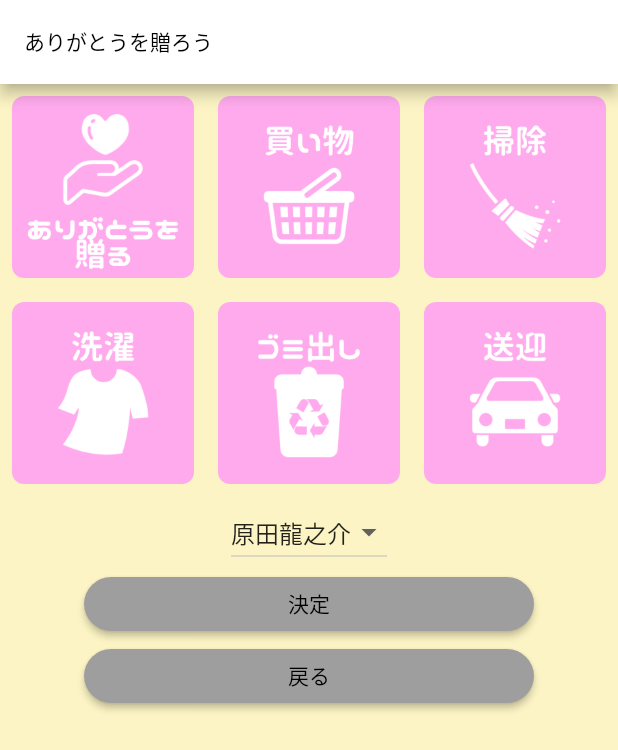
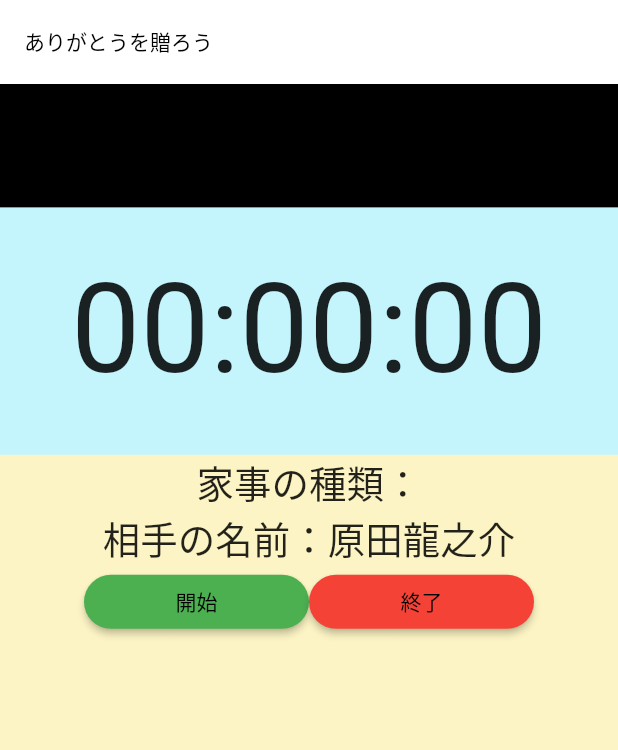
Before and after one commit to Dra-ryu/present_thanks_app, a Flutter app: the screen it shows after launch, after a tap on "決定", on a phone screen of 412 x 824 dp. Shown: the top 750 px of the screen. Run offline on Flutter 3.47's test engine with Material 2 defaults, Android fonts, the phone set to English and light mode, and no system bars; our stand-ins replace shared_preferences.

Commit message:
ストップウォッチ機能実装

```diff
--- a/lib/main.dart
+++ b/lib/main.dart
@@ -1,9 +1,17 @@
 import 'package:flutter/material.dart';
+import 'package:present_thanks/stopwatch.dart';
+import 'package:shared_preferences/shared_preferences.dart';
 
 
 void main() {
-  return runApp(
-    MaterialApp(
+  runApp(MyApp());
+}
+
+class MyApp extends StatelessWidget {
+
+  @override
+  Widget build(BuildContext context) {
+    return MaterialApp(
         home: Scaffold(
           backgroundColor: Color(0xFFfcf4c4),
           appBar: AppBar(
@@ -15,8 +23,8 @@
           ),
           body: DicePage(),
         ),
-    ),
       );
+  }
 }
 
 class DicePage extends StatefulWidget {
@@ -29,12 +37,28 @@
 
   bool _pressing = false;
   String? isSelectedItem = '原田龍之介';
+  String selectedHousework = '';
+  int currentPoint = 0;  // Todo firebaseからポイントを取得する処理
 
   List<String> dropdownItems = ["原田龍之介", "原田", "龍之介"];
 
-  void change_button_state() {
+  // 入力した情報を一時的に保存する
+  Future<void> _setData() async {
+    print("aaccac");
+    final prefs = await SharedPreferences.getInstance();
+    setState(() {
+      prefs.setString('housework', selectedHousework);
+      prefs.setString('partnerName', isSelectedItem!);
+    });
+    String? ho = prefs.getString('housework');
+    print('$hoアイウエオ');
+  }
+
+  void change_button_state(houseworkName) {
     return setState((){
-      button_opacity = 0.5;
+      selectedHousework = houseworkName;
+      button_opacity = 0.9;
+      print("bbb");
     });
   }
 
@@ -42,7 +66,7 @@
     return Expanded(
       child: TextButton(
         onPressed: (){
-          change_button_state();
+          change_button_state(houseworkName);
         },
         child: ClipRRect(
           borderRadius: BorderRadius.circular(8.0),
@@ -58,20 +82,45 @@
 
   @override
   Widget build(BuildContext context) {
+    final Size size = MediaQuery.of(context).size;
+
     return Column(
       children: [
+        Container(
+          height: size.height*0.2,
+          width: double.infinity,
+          color: Color(0xFFc4f4fc),
+          child: Column(
+            children: [
+              Text('あなたのポイントは'),
+              Row(
+                mainAxisAlignment: MainAxisAlignment.center,
+                children: [
+                  Text('$currentPoint',
+                    style: TextStyle(
+                      fontSize: size.height*0.13,
+                      fontWeight: FontWeight.bold,
+                    ),
+                  ),
+                  Text('pt'),
+                ],
+              ),
+            ],
+          ),
+        ),
+
         Row(
           children: [
-            display_buttons("thanks"),
-            display_buttons("shopping"),
-            display_buttons("cleaning"),
+            display_buttons("料理"),
+            display_buttons("買い物"),
+            display_buttons("掃除"),
           ],
         ),
         Row(
           children: [
-            display_buttons("washing"),
-            display_buttons("puttingOutTrash"),
-            display_buttons("driving"),
+            display_buttons("洗濯"),
+            display_buttons("ゴミ出し"),
+            display_buttons("送迎"),
           ],
         ),
         DropdownButton(
@@ -108,10 +157,11 @@
               shape: const StadiumBorder(),
             ),
             onPressed: ()  {
-            //   Navigator.push(
-            //       context,
-            //       MaterialPageRoute(builder: (context) => StopWatchModel())
-            //   );
+              _setData();
+              Navigator.push(
+                  context,
+                  MaterialPageRoute(builder: (context) => StopWatchApp())
+              );
             },
           ),
         ),
@@ -126,6 +176,10 @@
               shape: const StadiumBorder(),
             ),
             onPressed: ()  {
+              print("aa");
+              print(selectedHousework);
+              print(isSelectedItem);
+              _setData();
             },
           ),
         ),
--- /dev/null
+++ b/lib/stopwatch.dart
@@ -0,0 +1,250 @@
+import 'dart:async';
+import "package:intl/intl.dart";
+import 'package:flutter/material.dart';
+import 'package:present_thanks/main.dart';
+import 'package:shared_preferences/shared_preferences.dart';
+
+class StopWatchApp extends StatelessWidget {
+  @override
+  Widget build(BuildContext context) {
+    return MaterialApp(
+      title: 'Timer App',
+      theme: ThemeData(
+          primarySwatch: Colors.blueGrey
+      ),
+
+      home: Scaffold(
+        backgroundColor: Color(0xFFfcf4c4),
+        appBar: AppBar(
+          title: Text('ありがとうを贈ろう'),
+          titleTextStyle: TextStyle(
+            color: Colors.black,
+          ),
+          backgroundColor: Colors.white,
+        ),
+        body: StopwatchPage(),
+      ),
+    );
+  }
+}
+
+class StopwatchPage extends StatefulWidget {
+  @override
+  _StopwatchPageState createState() => _StopwatchPageState();
+}
+
+class _StopwatchPageState extends State<StopwatchPage> {
+  late Timer _timer;
+  final _formatter = DateFormat('HH:mm:ss');
+
+  var StartTime = 0;
+  var NowTime = 0;
+  var RunState = 0; // 0:stop, 1:run
+
+  String selectedHousework = "aaa";
+  String partnerName = "";
+
+  @override
+  void initState() {
+    print("ppp");
+    super.initState();
+    _timer = Timer.periodic(
+      Duration(milliseconds: 123), // 数値小->高速に時間刻む
+          (_t) => setState(() {}),
+    );
+    init();
+  }
+
+  // shared_preferenceから値を取得する
+  void init() async {
+    print("アイウエオ");
+    final prefs = await SharedPreferences.getInstance();
+    setState(() {
+      selectedHousework = prefs.getString('housework')!;
+      partnerName = prefs.getString('partnerName')!;
+    });
+    print('$selectedHouseworkです！！');
+  }
+
+  @override
+  void dispose() {
+    _timer.cancel();
+    super.dispose();
+  }
+
+  @override
+  Widget build(BuildContext context) {
+    if (RunState==1){
+      NowTime = DateTime.now().millisecondsSinceEpoch.toInt();
+    }
+
+    void _StartButton(){
+      if (RunState == 0){
+        StartTime = DateTime.now().millisecondsSinceEpoch.toInt();
+        NowTime = DateTime.now().millisecondsSinceEpoch.toInt();
+        RunState = 1;
+      }
+    }
+
+    void _StopButton(){
+      if (RunState == 1){
+        RunState = 0;
+      }
+      else{
+        StartTime = 0;
+        NowTime = 0;
+      }
+    }
+
+    final Size size = MediaQuery.of(context).size;
+
+    var PageTitleWidget = Container(
+      height: size.height*0.1,
+      width: double.infinity,
+      color: Colors.black,
+    );
+
+    var DiffTime = DateTime.fromMillisecondsSinceEpoch(NowTime - StartTime).toUtc();
+    var houseworkMinutes = DiffTime.hour * 60 + DiffTime.minute;
+
+    Future<void> showAlertToFinish() {
+      return showDialog(
+          context: context,
+          barrierDismissible: true,
+          builder: (BuildContext context) {
+            return Dialog(
+              shape: RoundedRectangleBorder(
+                borderRadius: BorderRadius.circular(10.0),
+              ),
+              child: Container(
+                width: 311.0,
+                decoration: BoxDecoration(
+                  border: Border.all(color: Colors.blueAccent, width: 3),
+                  borderRadius: BorderRadius.circular(10.0),
+                ),
+                child: Column(
+                  mainAxisSize: MainAxisSize.min,
+                  children: <Widget>[
+                    Padding(
+                      padding: const EdgeInsets.only(top:10),
+                    ),
+                    Text('$selectedHouseworkを'),
+                    Text('$houseworkMinutes分行いました'),
+                    const SizedBox(
+                      height: 24.0,
+                    ),
+                    Row(
+                      mainAxisAlignment: MainAxisAlignment.center,
+                      children: [
+                        ElevatedButton(
+                          style: ElevatedButton.styleFrom(
+                            shadowColor: Colors.grey,
+                            elevation: 5,
+                            primary: Colors.blueAccent,
+                            onPrimary: Colors.white,
+                            shape: const StadiumBorder(),
+                          ),
+                          onPressed: () {
+                            Navigator.push(
+                                context,
+                                MaterialPageRoute(builder: (context) => MyApp())
+                            );
+                          },
+                          child: const Padding(
+                            padding:
+                            EdgeInsets.symmetric(vertical: 16, horizontal: 36),
+                            child: Text('OK'),
+                          ),
+                        ),
+                      ],
+                    ),
+                    const SizedBox(
+                      height: 24.0,
+                    ),
+                  ],
+                ),
+              ),
+            );
+          });
+    }
+
+    var ButtonWidget = Row(
+      mainAxisAlignment: MainAxisAlignment.center,
+      children: <Widget>[
+        SizedBox(
+          width: 150,
+          child: ElevatedButton(
+            child: const Text('開始'),
+            style: ElevatedButton.styleFrom(
+              primary: Colors.green,
+              onPrimary: Colors.black,
+              shape: const StadiumBorder(),
+            ),
+            onPressed: _StartButton,
+          ),
+        ),
+
+        SizedBox(
+          width: 150,
+          child: ElevatedButton(
+            child: const Text('終了'),
+            style: ElevatedButton.styleFrom(
+              primary: Colors.red,
+              onPrimary: Colors.black,
+              shape: const StadiumBorder(),
+            ),
+            onPressed: () {
+              _StopButton();
+              showAlertToFinish();
+              print(_formatter.format(DiffTime));
+              print(DiffTime.minute);
+              print(houseworkMinutes);
+            },
+    ),
+    ),
+
+    ],
+    );
+
+
+
+    var DiffWidget = Container(
+      height: size.height*0.2,
+      width: double.infinity,
+      color: Color(0xFFc4f4fc),
+      child: Center(
+        child: Text(
+          '${_formatter.format(DiffTime)}',
+          style: TextStyle(fontSize: size.height*0.1),
+        ),
+      ),
+    );
+
+    var InfoWidget = Column(
+      children: [
+        Text(
+          '家事の種類：$selectedHousework',
+          style: TextStyle(fontSize: 25),
+        ),
+        Text(
+          '相手の名前：$partnerName',
+          style: TextStyle(fontSize: 25),
+        ),
+      ],
+    );
+
+    return Column(
+      children: <Widget>[
+        PageTitleWidget,
+        Column(
+          mainAxisAlignment: MainAxisAlignment.center,
+          children: <Widget>[
+            DiffWidget,
+            InfoWidget,
+            ButtonWidget,
+          ],
+        ),
+      ],
+    );
+  }
+}
--- a/pubspec.yaml
+++ b/pubspec.yaml
@@ -29,11 +29,13 @@ environment:
 dependencies:
   flutter:
     sdk: flutter
+  intl: 0.17.0
 
 
   # The following adds the Cupertino Icons font to your application.
   # Use with the CupertinoIcons class for iOS style icons.
   cupertino_icons: ^1.0.2
+  shared_preferences: ^2.0.15
 
 dev_dependencies:
   flutter_test:
```
Also changed, not shown: images/ゴミ出し.png (renamed from images/puttingOutTrash.png), images/掃除.png (renamed from images/cleaning.png), images/料理.png (renamed from images/cooking.png), images/洗濯.png (renamed from images/washing.png), images/買い物.png (renamed from images/shopping.png), images/送迎.png (renamed from images/driving.png), pubspec.lock, 2 other files. Lines whose indentation alone changed are shown as unchanged.
